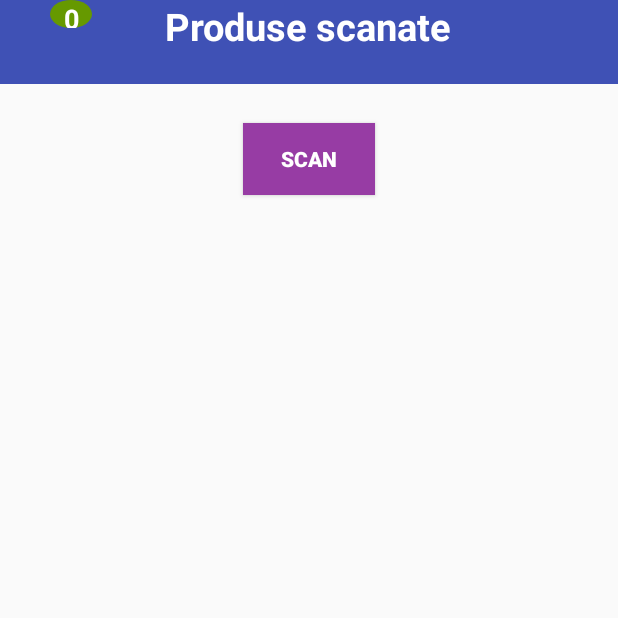
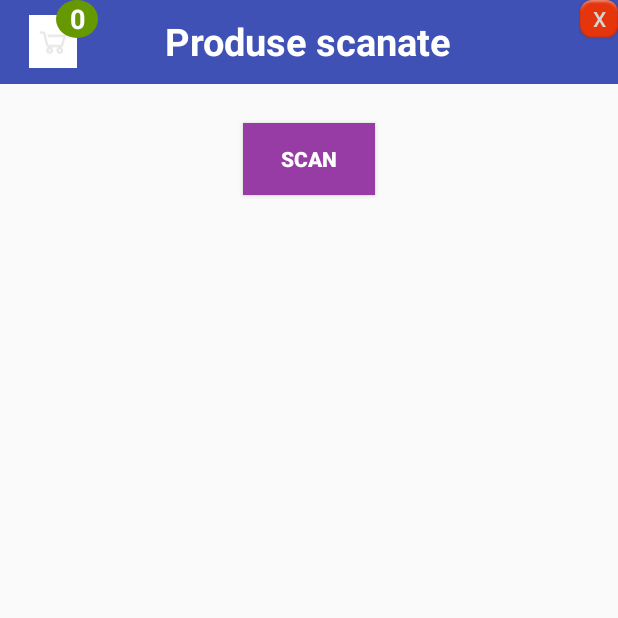
Before and after one commit to IonelaBim/GestionareCheltuieli, an Android app: the screen it shows after launch (MainActivity), on a phone screen of 412 x 824 dp, the top half of it. Run offline under Robolectric (Android 15) with nearby library versions, the phone set to English and light mode, and no system bars.

Commit message:
project improvements

```diff
--- a/app/src/main/AndroidManifest.xml
+++ b/app/src/main/AndroidManifest.xml
@@ -19,7 +19,6 @@
             </intent-filter>
         </activity>
         <activity android:name=".Cart"
-                  android:parentActivityName=".MainActivity"
                   android:label="Cart">
         </activity>
     </application>
--- a/app/src/main/java/com/example/student/gestionarecheltuieli/MainActivity.java
+++ b/app/src/main/java/com/example/student/gestionarecheltuieli/MainActivity.java
@@ -3,10 +3,8 @@ package com.example.student.gestionarecheltuieli;
 import android.content.Intent;
 import android.os.Bundle;
 import android.support.v7.app.AppCompatActivity;
-import android.util.Log;
 import android.view.View;
 
-import android.widget.AdapterView;
 import android.widget.ArrayAdapter;
 import android.widget.Button;
 
@@ -20,35 +18,38 @@ import com.google.zxing.integration.android.IntentIntegrator;
 import com.google.zxing.integration.android.IntentResult;
 
 
-import java.util.ArrayList;
-
-import static com.google.zxing.BarcodeFormat.QR_CODE;
-
 //public class MainActivity extends AppCompactActivity implements View.OnClickListener {
 public class MainActivity extends AppCompatActivity implements View.OnClickListener  {
-    private Button scanBtn;
+    private Button scanBtn, closeBtn;
     private ImageButton cartButton;
-    private TextView cartCountView;
+    private TextView productCartCounter;
     private ArrayAdapter<Property> adapter;
 
-    public void CountCartProduct(int count){
-        cartCountView.setText(Integer.toString(count));
+    public void CountCartProducts(int count){
+        productCartCounter.setText(Integer.toString(count));
     };
 
+    //onCreate function
     @Override
     protected void onCreate(Bundle savedInstanceState) {
         super.onCreate(savedInstanceState);
         setContentView(R.layout.activity_main);
 
+     //any call you make to findViewById will lookup the id from content view (set with setContentView)
+        closeBtn = (Button) findViewById(R.id.close_btn);
         scanBtn = (Button) findViewById(R.id.scan_button);
         cartButton = (ImageButton) findViewById(R.id.cartButton);
-        cartCountView = (TextView) findViewById(R.id.cartCount);
+        productCartCounter = (TextView) findViewById(R.id.cartCount);
 
-        CountCartProduct( MystaticVar.cartCount);
+        //set buttons click listeners
         scanBtn.setOnClickListener(this);
         cartButton.setOnClickListener(this);
+        closeBtn.setOnClickListener(this);
 
-        //create a new array adapter
+        //set  products cart number
+        CountCartProducts( MystaticVar.cartCount);
+
+        //create a custom array adapter
         adapter = new CustomListAdapter(this, 0, MystaticVar.scanedProducts);
 
         //Find list view and bind it with the custom adapter
@@ -60,6 +61,12 @@ public class MainActivity extends AppCompatActivity implements View.OnClickListe
     //onClick Events
     @Override
     public void onClick(View v) {
+       // implement the OnClickListener callback
+        //Close button (close application)
+        if(v.getId()==R.id.close_btn){
+            finish();
+            System.exit(0);
+        }
         //Scan button (Open camera to scan)
         if(v.getId()==R.id.scan_button){
             IntentIntegrator scanIntegrator = new IntentIntegrator(this);
@@ -70,7 +77,6 @@ public class MainActivity extends AppCompatActivity implements View.OnClickListe
             Intent intent = new Intent(this,Cart.class);
             startActivity(intent);
         }
-
     }
 
 
@@ -83,7 +89,7 @@ public class MainActivity extends AppCompatActivity implements View.OnClickListe
             String scanContent = scanningResult.getContents();
             String scanFormat = scanningResult.getFormatName();
           //verify if scaned result is a QR_CODE
-            if(scanningResult.getFormatName().compareTo(BarcodeFormat.QR_CODE.toString())!= 0)
+            if(scanFormat.compareTo(BarcodeFormat.QR_CODE.toString())!= 0)
             {
                 Toast toast = Toast.makeText(getApplicationContext(),"Nu ati scanat un cod QR!", Toast.LENGTH_SHORT);
                 toast.show();
@@ -92,20 +98,36 @@ public class MainActivity extends AppCompatActivity implements View.OnClickListe
 
             String[] tokens = scanContent.split(";");
             int tokenCount = tokens.length;
+            //verify if scanned result has a valid format(length; data types)
+            if (tokenCount < 4){
+                Toast toast = Toast.makeText(getApplicationContext(),"Codul scanat nu este valid", Toast.LENGTH_LONG);
+                toast.show();
+                return;
+            }else {
+                String img = "no_image";
+                if (!tokens[3].equals("-")) {
+                    img = tokens[3];
+                }
+                try {
+                    double price = Double.parseDouble(tokens[2]);
+                    MystaticVar.scanedProducts.add(new Property(tokens[0], tokens[1], price, 1, img));
+                    adapter.notifyDataSetChanged();
 
-            String img="no_image";
-            if ((tokenCount >= 5) && (!tokens[4].equals("-"))) {
-                img = tokens[4];
+                } catch (NumberFormatException e) {
+                    Toast toast = Toast.makeText(getApplicationContext(), "Codul scanat nu este valid", Toast.LENGTH_LONG);
+                    toast.show();
+                    e.printStackTrace(); //prints error
+                    return;
+
+                }
+
             }
-            MystaticVar.scanedProducts.add(
-                    new Property( tokens[0], tokens[1],Double.parseDouble(tokens[3]),1,img));
-            adapter.notifyDataSetChanged();
-
 
         }else{
             Toast toast = Toast.makeText(getApplicationContext(),
-                    "No scan data received!", Toast.LENGTH_SHORT);
+                    "Nu s-au primit date de la scaner", Toast.LENGTH_SHORT);
             toast.show();
+            return;
         }
     }
 
--- a/app/src/main/java/com/example/student/gestionarecheltuieli/MystaticVar.java
+++ b/app/src/main/java/com/example/student/gestionarecheltuieli/MystaticVar.java
@@ -1,13 +1,13 @@
 package com.example.student.gestionarecheltuieli;
 
 import java.util.ArrayList;
-
 /**
  * Created by Ionela on 18.12.2016.
  */
 
-public class MystaticVar {
-    public static int cartCount=0;
-    public static ArrayList<Property> scanedProducts = new ArrayList<>();
-    public static ArrayList<Property> cartProd = new ArrayList<>();
+ class MystaticVar {
+     static int cartCount=0;
+     static ArrayList<Property> scanedProducts = new ArrayList<>();
+     static ArrayList<Property> cartProd = new ArrayList<>();
+
 }
--- a/app/src/main/res/layout/activity_main.xml
+++ b/app/src/main/res/layout/activity_main.xml
@@ -6,24 +6,7 @@
     android:layout_height="match_parent"
     android:weightSum="1">
 
-    <android.support.v7.widget.Toolbar
-        android:layout_width="match_parent"
-        android:layout_height="wrap_content"
-        android:background="?attr/colorPrimary"
-        android:theme="?attr/actionBarTheme"
-        android:minHeight="?attr/actionBarSize"
-        android:id="@+id/toolbar"
-        android:layout_alignParentLeft="true"
-        android:layout_alignParentStart="true"
-        android:layout_alignParentRight="true"
-        android:layout_alignParentEnd="true" />
-    <LinearLayout
-        android:layout_width="match_parent"
-        android:layout_height="wrap_content"
-        android:orientation="vertical"
-        android:id="@+id/linearMain">
 
-    </LinearLayout>
     <Button
         android:text="@string/scan"
         android:layout_width="wrap_content"
@@ -37,22 +20,44 @@
         android:layout_centerHorizontal="true"
         android:layout_marginTop="26dp" />
 
-    <TextView
-        android:text="Produse scanate"
+    <ListView
+        android:id="@+id/list"
+        android:layout_height="wrap_content"
         android:layout_width="wrap_content"
+        style="@style/Widget.AppCompat.ListView"
+        android:layout_below="@+id/scan_button"
+        android:layout_alignParentLeft="true"
+        android:layout_alignParentStart="true"
+        android:layout_marginTop="37dp">
+    </ListView>
+
+    <LinearLayout
+    android:layout_width="match_parent"
     android:layout_height="wrap_content"
-        android:id="@+id/textView3"
-        android:textSize="25sp"
-        android:textStyle="normal|bold"
-        android:fontFamily="sans-serif"
-        android:textAlignment="center"
-        android:textColor="@android:color/background_light"
-        android:layout_alignTop="@+id/cartButton"
-        android:layout_centerHorizontal="true" />
+    android:id="@+id/linearMain"
+        android:orientation="horizontal"
+        android:layout_alignParentTop="true"
+        android:layout_alignParentLeft="true"
+        android:layout_alignParentStart="true"
+        android:layout_marginTop="51dp">
+
+
+    </LinearLayout>
+
+    <android.support.v7.widget.Toolbar
+        android:layout_width="match_parent"
+        android:layout_height="wrap_content"
+        android:background="?attr/colorPrimary"
+        android:theme="?attr/actionBarTheme"
+        android:minHeight="?attr/actionBarSize"
+        android:id="@+id/toolbar"
+        android:layout_alignParentTop="true"
+        android:layout_alignParentLeft="true"
+        android:layout_alignParentStart="true" />
 
     <ImageButton
-        android:layout_width="45dp"
-        android:layout_height="45dp"
+        android:layout_width="wrap_content"
+        android:layout_height="35dp"
         app:srcCompat="@drawable/cart"
         android:id="@+id/cartButton"
         style="@android:style/Widget.ImageButton"
@@ -62,12 +67,16 @@
         android:scaleType="fitCenter"
         android:cropToPadding="false"
         android:baselineAlignBottom="false"
-        android:layout_below="@+id/linearMain"
-        android:layout_toLeftOf="@+id/cartCount"
-        android:layout_toStartOf="@+id/cartCount" />
+        android:layout_marginLeft="19dp"
+        android:layout_marginStart="19dp"
+        android:layout_alignParentTop="true"
+        android:layout_alignParentLeft="true"
+        android:layout_alignParentStart="true"
+        android:layout_marginTop="10dp"
+        android:contentDescription="@string/cart" />
 
     <TextView
-        android:text="0"
+    android:text="@string/zero"
     android:layout_width="wrap_content"
     android:layout_height="wrap_content"
     android:id="@+id/cartCount"
@@ -76,22 +85,36 @@
     android:textColor="?attr/colorBackgroundFloating"
     android:background="@drawable/rouded_textview"
     android:gravity="center"
-        android:layout_alignBottom="@+id/textView3"
-        android:layout_alignParentLeft="true"
-        android:layout_alignParentStart="true"
-        android:layout_marginLeft="33dp"
-        android:layout_marginStart="33dp"
-        android:layout_marginBottom="16dp" />
+    android:layout_marginLeft="18dp"
+    android:layout_marginStart="18dp"
+        android:layout_alignParentTop="true"
+        android:layout_alignLeft="@+id/cartButton"
+        android:layout_alignStart="@+id/cartButton" />
 
-    <ListView
-        android:id="@+id/list"
+    <TextView
+        android:text="@string/main_activity_title"
+        android:layout_width="wrap_content"
         android:layout_height="wrap_content"
-        android:layout_width="wrap_content"
-        style="@style/Widget.AppCompat.ListView"
-        android:layout_alignParentBottom="true"
-        android:layout_toRightOf="@+id/cartButton"
-        android:layout_toEndOf="@+id/cartButton">
-    </ListView>
+        android:id="@+id/textView3"
+        android:textSize="25sp"
+        android:textStyle="normal|bold"
+        android:textAlignment="center"
+        android:textColor="@android:color/background_light"
+        android:layout_alignTop="@+id/cartButton"
+        android:layout_centerHorizontal="true"
+        tools:ignore="RelativeOverlap" />
+
+    <Button
+        android:text="@string/x"
+        android:layout_width="25dip"
+        android:layout_height="15dip"
+        android:id="@+id/close_btn"
+        android:background="@android:drawable/ic_notification_overlay"
+        android:layout_alignParentTop="true"
+        android:layout_alignBottom="@+id/cartCount"
+        android:layout_alignParentRight="true"
+        android:layout_alignParentEnd="true"
+        android:textColor="@color/zxing_status_text" />
 
 
 </RelativeLayout>
--- a/app/src/main/res/values/strings.xml
+++ b/app/src/main/res/values/strings.xml
@@ -2,4 +2,11 @@
     <string name="app_name">GestionareCheltuieli</string>
     <string name="action_settings">Settings</string>
     <string name="scan">Scan</string>
+    <string name="main_activity_title">Produse scanate</string>
+    <string name="x">X</string>
+    <string name="zero">0</string>
+    <string name="cart">cart</string>
+    <string name="total">Total: </string>
+    <string name="price">Pret</string>
+    <string name="add">ADD</string>
 </resources>
```
Also changed, not shown: app/src/main/java/com/example/student/gestionarecheltuieli/Cart.java (+6 -8 lines), app/src/main/java/com/example/student/gestionarecheltuieli/CartListAdapter.java (+14 -8 lines), app/src/main/java/com/example/student/gestionarecheltuieli/CustomListAdapter.java (+37 -9 lines), app/src/main/res/layout/activity_cart.xml (+8 -8 lines), app/src/main/res/layout/property_cart_layout.xml (+8 -6 lines), app/src/main/res/layout/property_layout.xml (+5 -5 lines), app/src/main/res/drawable-hdpi/cart.png (added), app/src/main/res/drawable-mdpi/cart.png (added), app/src/main/res/drawable-xhdpi/cart.png (added), app/src/main/res/drawable-xxhdpi/cart.png (added). Lines whose indentation alone changed are shown as unchanged.
